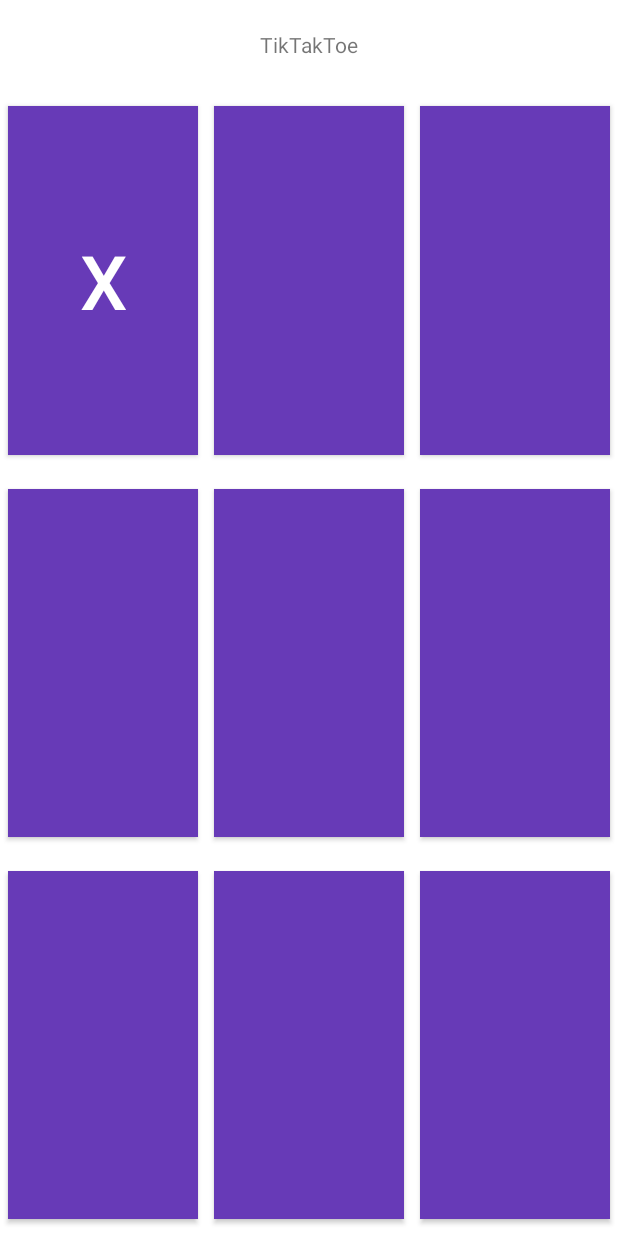
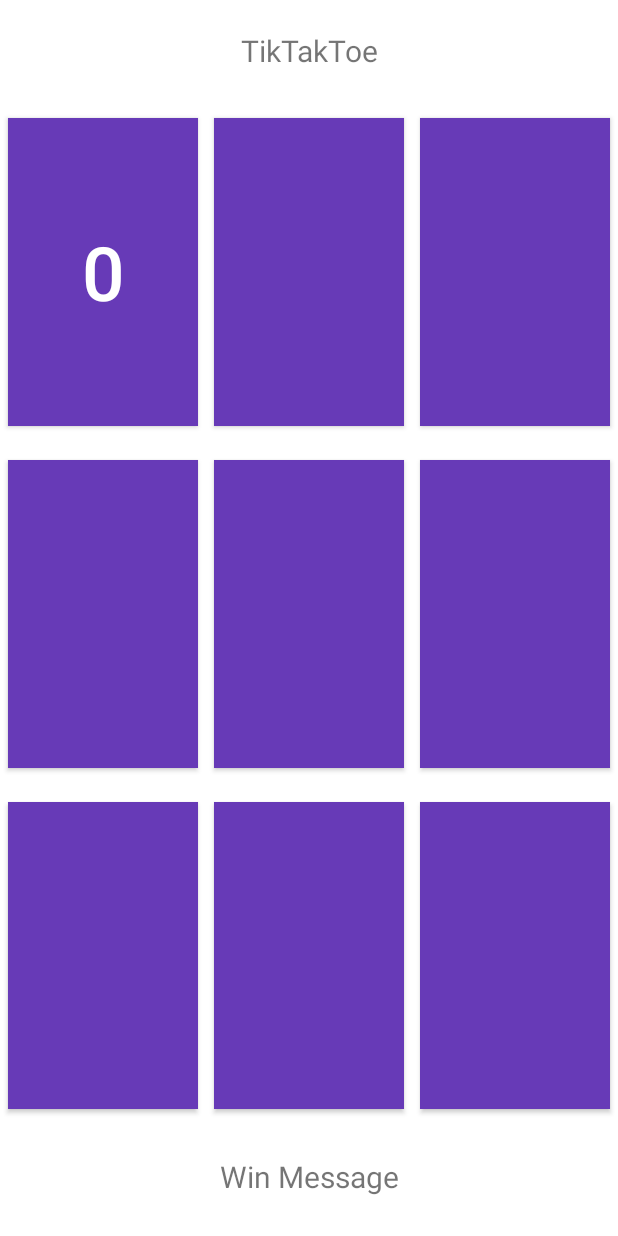
Before and after one commit to GaertnerK/WMC, an Android app: the MainActivity screen opened directly, with no data from a screen before it, after a tap on an icon or button, on a phone screen of 412 x 824 dp. Run offline under Robolectric (Android 15) with nearby library versions, the phone set to English and light mode, and no system bars.

Commit message:
Win mehtod completed but not working

```diff
--- a/AndroidStudio/app/src/main/java/at/htlgkr/tiktaktoe/Board.java
+++ b/AndroidStudio/app/src/main/java/at/htlgkr/tiktaktoe/Board.java
@@ -7,6 +7,11 @@ public class Board {
 
     public Board() {
         this.field = new String[3][3];
+        for (int i = 0; i < field.length; i++){
+            for (int j = 0; j < field[i].length; j++){
+                field[i][j] = "";
+            }
+        }
     }
 
     public String[][] getField() {
--- a/AndroidStudio/app/src/main/java/at/htlgkr/tiktaktoe/Logic.java
+++ b/AndroidStudio/app/src/main/java/at/htlgkr/tiktaktoe/Logic.java
@@ -53,17 +53,76 @@ public class Logic {
         return "";
     }
 
-    public boolean win(int buttonNbr){
-        int counter = 1;
-        int fieldNbr = 0;
+    public boolean win(){
+        int counter = 0;
         for (int i = 0; i < gameField.getField().length; i++){
             for (int j = 0; j < gameField.getField()[i].length; j++){
-                if (counter == buttonNbr){
-                    while ()
+                if (gameField.getField()[i][j].equals("X")){
+                    counter++;
                 }
+            }
+            if (counter == 3){
+                return true;
+            }
+            counter = 0;
+        }
+
+        for (int i = 0; i < gameField.getField().length; i++){
+            for (int j = 0; j < gameField.getField()[i].length; j++){
+                if (gameField.getField()[i][j].equals("0")){
+                    counter++;
+                }
+            }
+            if (counter == 3){
+                return true;
+            }
+            counter = 0;
+        }
+
+        for (int i = 0; i < gameField.getField().length; i++){
+            if (gameField.getField()[i][i].equals("X")){
                 counter++;
             }
         }
+        if (counter == 3){
+            return true;
+        }
+        counter = 0;
+
+        for (int i = 0; i < gameField.getField().length; i++){
+            if (gameField.getField()[i][i].equals("0")){
+                counter++;
+            }
+        }
+        if (counter == 3){
+            return true;
+        }
+        counter = 0;
+
+        for (int i = 2; i >= 0; i--){
+            for (int j = 0; j < gameField.getField()[i].length; j++){
+                if (gameField.getField()[i][j].equals("X")){
+                    counter++;
+                }
+            }
+            if (counter == 3){
+                return true;
+            }
+            counter = 0;
+        }
+
+        for (int i = 2; i >= 0; i--){
+            for (int j = 0; j < gameField.getField()[i].length; j++){
+                if (gameField.getField()[i][j].equals("0")){
+                    counter++;
+                }
+            }
+            if (counter == 3){
+                return true;
+            }
+            counter = 0;
+        }
+
         return false;
     }
 }
--- a/AndroidStudio/app/src/main/res/layout/activity_main.xml
+++ b/AndroidStudio/app/src/main/res/layout/activity_main.xml
@@ -13,17 +13,20 @@
         android:layout_height="wrap_content"
         android:layout_marginTop="20dp"
         android:text="TikTakToe"
+        android:textSize="20dp"
         app:layout_constraintEnd_toEndOf="parent"
         app:layout_constraintStart_toStartOf="parent"
         app:layout_constraintTop_toTopOf="parent" />
 
     <LinearLayout
+        android:id="@+id/linearLayout"
         android:layout_width="match_parent"
         android:layout_height="0dp"
         android:layout_marginTop="20dp"
+        android:layout_marginBottom="20dp"
         android:orientation="vertical"
         android:weightSum="3"
-        app:layout_constraintBottom_toBottomOf="parent"
+        app:layout_constraintBottom_toTopOf="@+id/tv_winMessage"
         app:layout_constraintEnd_toEndOf="parent"
         app:layout_constraintStart_toStartOf="parent"
         app:layout_constraintTop_toBottomOf="@+id/textView">
@@ -161,7 +164,19 @@
                 android:backgroundTint="#673AB7"
                 android:textSize="50dp"
                 app:cornerRadius="0dp" />
+
         </LinearLayout>
     </LinearLayout>
 
+    <TextView
+        android:id="@+id/tv_winMessage"
+        android:layout_width="wrap_content"
+        android:layout_height="wrap_content"
+        android:layout_marginBottom="26dp"
+        android:text="Win Message"
+        android:textSize="20dp"
+        app:layout_constraintBottom_toBottomOf="parent"
+        app:layout_constraintEnd_toEndOf="parent"
+        app:layout_constraintStart_toStartOf="parent" />
+
 </androidx.constraintlayout.widget.ConstraintLayout>
```
Also changed, not shown: AndroidStudio/app/src/main/java/at/htlgkr/tiktaktoe/MainActivity.java (+31 -0 lines).
